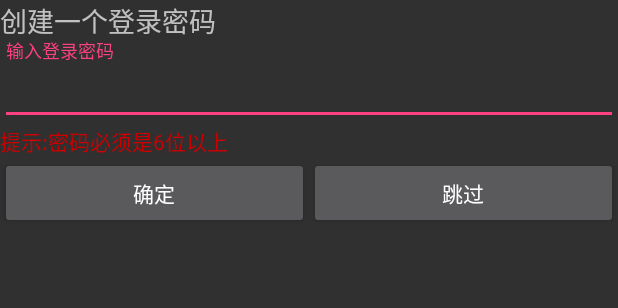
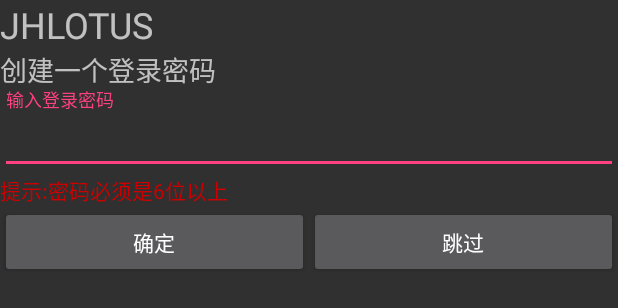
Before and after one commit to zqxathz/jhql_android, an Android app: the layout fragment_adminreg.xml on its own in the app's theme, with its tools: preview values and no code run, on a phone screen of 412 x 824 dp. Shown: the top 308 px of the screen. Run offline under Robolectric (Android 15) with nearby library versions, the phone set to English and light mode, and no system bars.

```diff
--- a/app/src/main/res/layout/fragment_adminreg.xml
+++ b/app/src/main/res/layout/fragment_adminreg.xml
@@ -11,6 +11,13 @@
         android:layout_width="match_parent"
         android:layout_height="wrap_content"
         android:orientation="vertical">
+
+        <TextView
+            android:id="@+id/textView"
+            android:layout_width="match_parent"
+            android:layout_height="wrap_content"
+            android:text="@string/app_name"
+            android:textSize="24sp" />
 
         <TextView
             android:id="@+id/textView9"
```
Also changed, not shown: app/src/main/java/com/jhlotus/vine/AdminregFragment.java (+12 -0 lines), app/src/main/java/com/jhlotus/vine/LoginActivity.java (+53 -1 lines), app/src/main/res/layout/activity_login.xml (+10 -6 lines).
